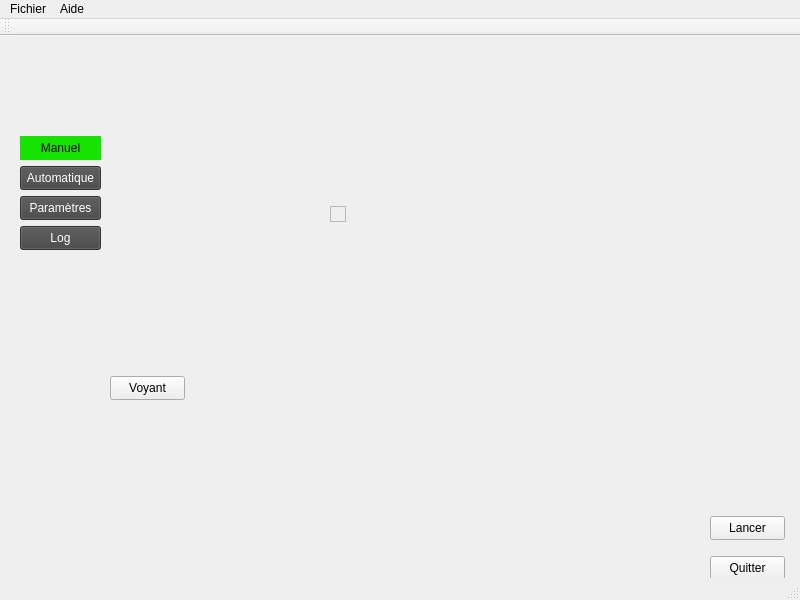
Above: apps/ETMI_Gui/ui_etmi.ui from Institut-clement-ader/ETMI before the change. Below: the same form after it.
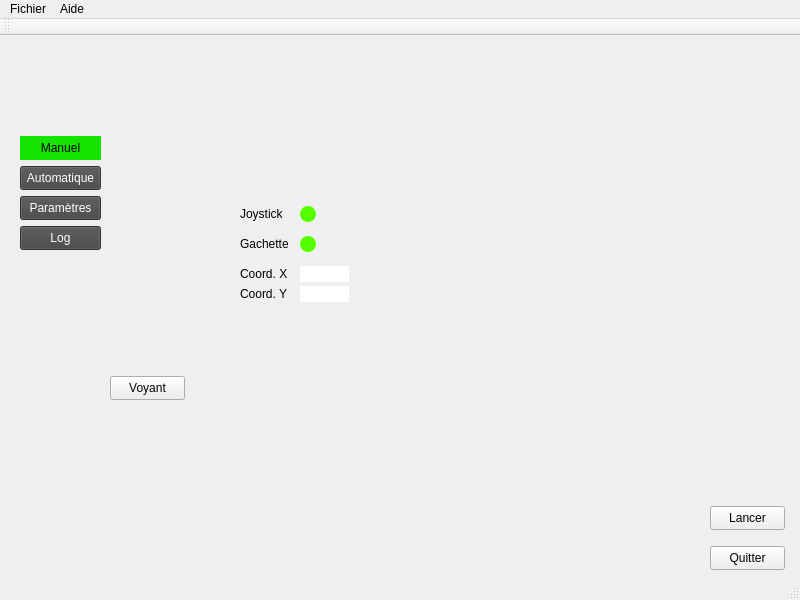
That is the form after the change.

The edit to the form file:
```diff
--- a/apps/ETMI_Gui/ui_etmi.ui
+++ b/apps/ETMI_Gui/ui_etmi.ui
@@ -18,7 +18,7 @@
     <property name="geometry">
      <rect>
       <x>710</x>
-      <y>520</y>
+      <y>510</y>
       <width>75</width>
       <height>24</height>
      </rect>
@@ -31,7 +31,7 @@
     <property name="geometry">
      <rect>
       <x>710</x>
-      <y>480</y>
+      <y>470</y>
       <width>75</width>
       <height>24</height>
      </rect>
@@ -81,7 +81,7 @@
    <widget class="QFrame" name="led_joy_status">
     <property name="geometry">
      <rect>
-      <x>330</x>
+      <x>300</x>
       <y>170</y>
       <width>16</width>
       <height>16</height>
@@ -100,7 +100,9 @@
      </size>
     </property>
     <property name="styleSheet">
-     <string notr="true"/>
+     <string notr="true">background-color: rgb(85, 255, 0);
+border-radius: 8px;
+</string>
     </property>
     <property name="locale">
      <locale language="English" country="UnitedStates"/>
@@ -159,6 +161,128 @@
      <string>Voyant</string>
     </property>
    </widget>
+   <widget class="QFrame" name="led_joy_trig_status">
+    <property name="geometry">
+     <rect>
+      <x>300</x>
+      <y>200</y>
+      <width>16</width>
+      <height>16</height>
+     </rect>
+    </property>
+    <property name="minimumSize">
+     <size>
+      <width>14</width>
+      <height>14</height>
+     </size>
+    </property>
+    <property name="maximumSize">
+     <size>
+      <width>16</width>
+      <height>16</height>
+     </size>
+    </property>
+    <property name="styleSheet">
+     <string notr="true">background-color: rgb(85, 255, 0);
+border-radius: 8px;
+</string>
+    </property>
+    <property name="locale">
+     <locale language="English" country="UnitedStates"/>
+    </property>
+    <property name="frameShape">
+     <enum>QFrame::StyledPanel</enum>
+    </property>
+    <property name="frameShadow">
+     <enum>QFrame::Raised</enum>
+    </property>
+   </widget>
+   <widget class="QLabel" name="lbl_led_status">
+    <property name="geometry">
+     <rect>
+      <x>240</x>
+      <y>170</y>
+      <width>51</width>
+      <height>16</height>
+     </rect>
+    </property>
+    <property name="text">
+     <string>Joystick</string>
+    </property>
+   </widget>
+   <widget class="QLabel" name="lbl_led_trig_status">
+    <property name="geometry">
+     <rect>
+      <x>240</x>
+      <y>200</y>
+      <width>61</width>
+      <height>16</height>
+     </rect>
+    </property>
+    <property name="text">
+     <string>Gachette</string>
+    </property>
+   </widget>
+   <widget class="QLabel" name="lbl_x">
+    <property name="geometry">
+     <rect>
+      <x>240</x>
+      <y>230</y>
+      <width>51</width>
+      <height>16</height>
+     </rect>
+    </property>
+    <property name="text">
+     <string>Coord. X</string>
+    </property>
+   </widget>
+   <widget class="QLabel" name="lbl_y">
+    <property name="geometry">
+     <rect>
+      <x>240</x>
+      <y>250</y>
+      <width>51</width>
+      <height>16</height>
+     </rect>
+    </property>
+    <property name="text">
+     <string>Coord. Y</string>
+    </property>
+   </widget>
+   <widget class="QLabel" name="display_x">
+    <property name="geometry">
+     <rect>
+      <x>300</x>
+      <y>230</y>
+      <width>49</width>
+      <height>16</height>
+     </rect>
+    </property>
+    <property name="styleSheet">
+     <string notr="true">background-color: rgb(255, 255, 255);
+</string>
+    </property>
+    <property name="text">
+     <string/>
+    </property>
+   </widget>
+   <widget class="QLabel" name="display_y">
+    <property name="geometry">
+     <rect>
+      <x>300</x>
+      <y>250</y>
+      <width>49</width>
+      <height>16</height>
+     </rect>
+    </property>
+    <property name="styleSheet">
+     <string notr="true">background-color: rgb(255, 255, 255);
+</string>
+    </property>
+    <property name="text">
+     <string/>
+    </property>
+   </widget>
   </widget>
   <widget class="QMenuBar" name="menubar">
    <property name="geometry">
```
Left out of the diff: 46 changed lines with no effect on the pictures.
